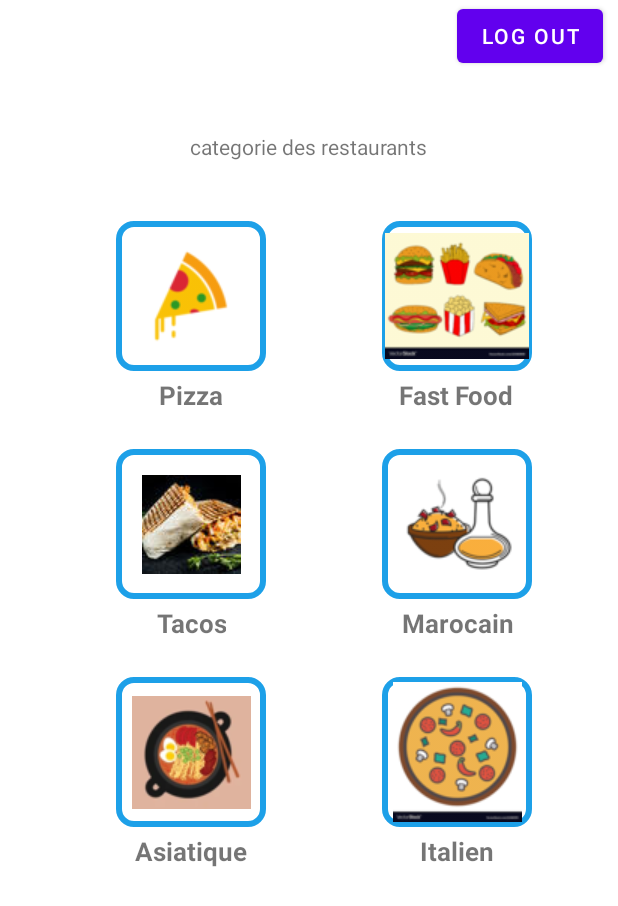
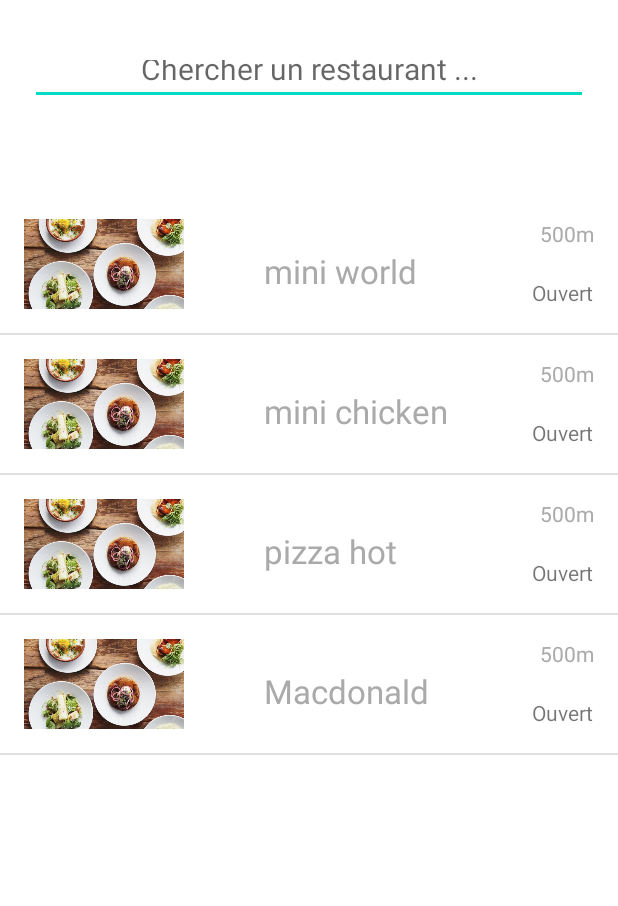
Before and after one commit to mourad244/RestaurantsForMe, an Android app: the SecondActivity screen opened directly, with no data from a screen before it, after a tap on "Pizza", on a phone screen of 412 x 824 dp. Shown: the top 906 px of the screen. Run offline under Robolectric (Android 15) with nearby library versions, the phone set to English and light mode, and no system bars; our stand-ins replace ButterKnife.

Commit message:
finalize the list of restaurants

```diff
--- a/app/src/main/AndroidManifest.xml
+++ b/app/src/main/AndroidManifest.xml
@@ -30,6 +30,7 @@
 
         <activity android:name=".SecondActivity"/>
         <activity android:name=".MapsActivity"/>
+        <activity android:name=".ThirdActivity"/>
         <activity
             android:name=".MainActivity">
             <intent-filter>
--- a/app/src/main/java/com/hfad/restaurantsforme/DatabaseHelper.java
+++ b/app/src/main/java/com/hfad/restaurantsforme/DatabaseHelper.java
@@ -53,14 +53,14 @@ public class DatabaseHelper extends SQLiteOpenHelper {
     // Categorie_food table create statement
     private static final String CREATE_TABLE_CATEGORIE_FOOD = "CREATE TABLE "+
             TABLE_CATEGORIE_FOOD + "("+
-            KEY_ID + " INTEGER PRIMARY KEY AUTOINCREMENT, "+
+            KEY_ID + " INTEGER PRIMARY KEY AUTOINCREMENT NOT NULL, "+
             KEY_NOM + " TEXT, " +
             KEY_IMAGE + " INTEGER"+")";
 
     // Restaurant table create statement
     private static final String CREATE_TABLE_RESTAURANT = "CREATE TABLE " +
             TABLE_RESTAURANT + "(" +
-            KEY_ID + " INTEGER PRIMARY KEY AUTOINCREMENT, " +
+            KEY_ID + " INTEGER PRIMARY KEY AUTOINCREMENT NOT NULL, " +
             KEY_NOM + " TEXT, " +
             KEY_IMAGE + " INTEGER, " +
             KEY_DESCRIPTION + " TEXT, "+
@@ -74,14 +74,14 @@ public class DatabaseHelper extends SQLiteOpenHelper {
     // Food_restaurant table create statement
     private static final String CREATE_TABLE_FOOD_RESTAURANT = "CREATE TABLE " +
             TABLE_FOOD_RESTAURANT + "(" +
-            KEY_ID + " INTEGER PRIMARY KEY AUTOINCREMENT, " +
+            KEY_ID + " INTEGER PRIMARY KEY AUTOINCREMENT NOT NULL, " +
             KEY_CATEGORIE_FOOD_ID + " INTEGER, " +
             KEY_RESTAURANT_ID + " INTEGER"+")";
 
     // Menu table create statement
     private static final String CREATE_TABLE_MENU = "CREATE TABLE " +
             TABLE_MENU + "(" +
-            KEY_ID + " INTEGER PRIMARY KEY AUTOINCREMENT, "+
+            KEY_ID + " INTEGER PRIMARY KEY AUTOINCREMENT NOT NULL, "+
             KEY_NOM + " TEXT, " +
             KEY_IMAGE + " INTEGER, "+
             KEY_DESCRIPTION + " TEXT, "+
@@ -139,16 +139,25 @@ public class DatabaseHelper extends SQLiteOpenHelper {
     get restaurant having of a categorie food
      */
 
-    public Restaurant getFoodRestaurants(long categorieFood_id){
+    public List<Restaurant> getFoodRestaurants(long categorieFood_id){
+        List<Restaurant> restaurants = new ArrayList<>();
         SQLiteDatabase db = this.getReadableDatabase();
-        String selectedQuery = "SELECT * FROM " + TABLE_FOOD_RESTAURANT + " WHERE " +
-                KEY_RESTAURANT_ID + " = " + categorieFood_id;
+        String selectedQuery =" SELECT * FROM " + TABLE_RESTAURANT + " INNER JOIN "
+                + TABLE_FOOD_RESTAURANT + " ON " + TABLE_RESTAURANT + "." + KEY_ID +
+                " = " + TABLE_FOOD_RESTAURANT + "." + KEY_RESTAURANT_ID + " AND " +
+                KEY_CATEGORIE_FOOD_ID + " = " + categorieFood_id;
+
+//        String selectedQuery = "SELECT * FROM " + TABLE_FOOD_RESTAURANT + " WHERE " +
+//                KEY_CATEGORIE_FOOD_ID + " = " + categorieFood_id;
+
         Log.e(LOG, selectedQuery);
+
         Cursor c = db.rawQuery(selectedQuery,null);
 
-        if(c != null)
-            c.moveToFirst();
 
+
+        if(c.moveToFirst()){
+            do{
                 Restaurant restaurant = new Restaurant();
                 restaurant.setId(c.getInt(c.getColumnIndex(KEY_ID)));
                 restaurant.setNom(c.getString(c.getColumnIndex(KEY_NOM)));
@@ -161,7 +170,13 @@ public class DatabaseHelper extends SQLiteOpenHelper {
                 restaurant.setLongitude(c.getString(c.getColumnIndex(KEY_LONGITUDE)));
                 restaurant.setLatitude(c.getString(c.getColumnIndex(KEY_LATITUDE)));
 
-        return restaurant;
+                // add to restaurants list
+                restaurants.add(restaurant);
+            } while (c.moveToNext());
+        }
+        c.close();
+        db.close();
+        return restaurants;
     }
 
     /*
@@ -211,7 +226,7 @@ public class DatabaseHelper extends SQLiteOpenHelper {
         for (long categorieFood_id : categorieFood_ids){
             createFoodRestaurant(categorieFood_id,restaurant_id);
         }
-
+        db.close();
         return restaurant_id;
     }
 
--- /dev/null
+++ b/app/src/main/java/com/hfad/restaurantsforme/RestaurantAdapter.java
@@ -0,0 +1,71 @@
+package com.hfad.restaurantsforme;
+
+import android.content.Context;
+import android.os.Build;
+import android.view.LayoutInflater;
+import android.view.View;
+import android.view.ViewGroup;
+import android.widget.ArrayAdapter;
+import android.widget.ImageView;
+import android.widget.TextView;
+
+import androidx.annotation.NonNull;
+import androidx.annotation.Nullable;
+
+import java.time.LocalTime;
+import java.util.Calendar;
+import java.util.List;
+
+public class RestaurantAdapter extends ArrayAdapter<Restaurant> {
+    private  Context mContext;
+    private int mResource;
+
+    public RestaurantAdapter(@NonNull Context context, int resource, @NonNull List<Restaurant> objects) {
+        super(context, resource, objects);
+
+        this.mContext=context;
+        this.mResource =resource;
+    }
+
+    @NonNull
+    @Override
+    public View getView(int position, @Nullable View convertView, @NonNull ViewGroup parent) {
+
+        LayoutInflater layoutInflater = (LayoutInflater) mContext.getSystemService(mContext.LAYOUT_INFLATER_SERVICE);
+        convertView=layoutInflater.inflate(R.layout.list_restaurant,parent,false);
+        ImageView image=  convertView.findViewById(R.id.image);
+        TextView nom =convertView.findViewById(R.id.nom);
+        TextView distance =convertView.findViewById(R.id.distance);
+        TextView status = convertView.findViewById(R.id.status);
+
+        image.setImageResource(getItem(position).getImage());
+        nom.setText(getItem(position).getNom());
+
+        // status (calculating hour)
+        Calendar now = Calendar.getInstance();
+        int hour = now.get(Calendar.HOUR_OF_DAY);
+        int min = now.get(Calendar.MINUTE);
+
+
+
+        String[] splitOuverture = getItem(position).getH_ouverture().split(":");
+        int h_ouverture = Integer.parseInt(splitOuverture[0]);
+
+
+        String[] splitFermeture = getItem(position).getH_fermeture().split(":");
+        int h_fermeture = Integer.parseInt(splitFermeture[0]);
+
+        if(hour > h_ouverture && hour < h_fermeture ){
+            status.setText("Ouvert");
+        }
+        else if( hour == h_ouverture) {
+            int m_ouverture = Integer.parseInt(splitOuverture[1]);
+            int m_fermeture = Integer.parseInt(splitFermeture[1]);
+            if (min > m_ouverture || min < m_fermeture)
+                status.setText("Ouvert");
+            else status.setText("Fermé");
+        } else status.setText("Fermé");
+
+        return convertView;
+    }
+}
--- a/app/src/main/java/com/hfad/restaurantsforme/SecondActivity.java
+++ b/app/src/main/java/com/hfad/restaurantsforme/SecondActivity.java
@@ -4,6 +4,7 @@ import androidx.appcompat.app.AppCompatActivity;
 import android.content.Intent;
 import android.content.SharedPreferences;
 import android.os.Bundle;
+import android.os.Parcelable;
 import android.util.Log;
 import android.view.View;
 import android.widget.AdapterView;
@@ -49,7 +50,7 @@ public class SecondActivity extends AppCompatActivity {
         }
 
 
-        Log.d("Categorie count","Categorie Count: " + db.getAllCategorieFoods().size());
+//        Log.d("Categorie count","Categorie Count: " + db.getAllCategorieFoods().size());
 
         categorieFoodList = db.getAllCategorieFoods();
         GridView gridView = (GridView) findViewById(R.id.gvFood);
@@ -61,9 +62,11 @@ public class SecondActivity extends AppCompatActivity {
             @Override
             public void onItemClick(AdapterView<?> parent, View view, int position, long id) {
                 GridView gridView2 = (GridView) findViewById(R.id.gvFood);
-                gridView2.
+
+
                 Intent intent2 = new Intent(SecondActivity.this,ThirdActivity.class);
-                intent2.putExtra("food_categorie",)
+                int categorieFood_id = categorieFoodList.get(position).getId();
+                intent2.putExtra("foodCategorie_id",categorieFood_id);
                 startActivity(intent2);
             }
         });
--- a/app/src/main/java/com/hfad/restaurantsforme/ThirdActivity.java
+++ b/app/src/main/java/com/hfad/restaurantsforme/ThirdActivity.java
@@ -3,7 +3,11 @@ package com.hfad.restaurantsforme;
 import android.app.Activity;
 import android.content.Intent;
 import android.os.Bundle;
+import android.util.Log;
 import android.widget.ListView;
+
+import java.util.ArrayList;
+import java.util.List;
 
 import butterknife.BindView;
 import butterknife.ButterKnife;
@@ -30,33 +34,46 @@ public class ThirdActivity extends Activity {
         if(db.getAllRestaurants().isEmpty()){
             // Create restaurant
             Restaurant restaurant1 = new Restaurant("mini world",R.drawable.icon_restau,
-                    "commander votre plat","09:00","22:00",
+                    "1","09:00","21:00",
                     "0514251435",R.drawable.qr_code_ex,"34.76876",
                     "-6.6876870");
 
-            Restaurant restaurant2 = new Restaurant("mini chiken",R.drawable.icon_restau,
-                    "commander","09:00","22:00",
+            Restaurant restaurant2 = new Restaurant("mini chicken",R.drawable.icon_restau,
+                    "2","09:00","23:00",
                     "0514951435",R.drawable.qr_code_ex,"34.7667",
                     "-6.6876345");
             Restaurant restaurant3 = new Restaurant("pizza hot",R.drawable.icon_restau,
-                    "commander votre plat","09:00","22:00",
+                    "3","09:00","22:00",
+                    "0515671435",R.drawable.qr_code_ex,"34.23876",
+                    "-6.6686870");
+            Restaurant restaurant4 = new Restaurant("Macdonald",R.drawable.icon_restau,
+                    "4","07:00","23:00",
                     "0515671435",R.drawable.qr_code_ex,"34.23876",
                     "-6.6686870");
 
-            long[] food_restaurant1 = {1,3};
-            long[] food_restaurant2 = {2,4};
-            long[] food_restaurant3 = {1,5};
+            long[] food_restaurant1 = {1,2,3,4,5,6};
+            long[] food_restaurant2 = {1,4,5,6};
+            long[] food_restaurant3 = {1,2,3};
+
 
             db.createRestaurant(restaurant1,food_restaurant1);
             db.createRestaurant(restaurant2,food_restaurant2);
             db.createRestaurant(restaurant3,food_restaurant3);
+            db.createRestaurant(restaurant4,food_restaurant1);
+
+            Log.d("restaurant count","Restaurants Count: " + db.getAllRestaurants().size());
+            db.close();
         }
 
+
         Intent intent = getIntent();
+        int id = intent.getIntExtra("foodCategorie_id",1);
 
-        int number = intent.getIntExtra("")
+        db = new DatabaseHelper(getApplicationContext());
 
-        db.getFoodRestaurants()
-
+        List <Restaurant> restaurants ;
+        restaurants = db.getFoodRestaurants(id);
+        RestaurantAdapter restaurantAdapter = new RestaurantAdapter(this,R.layout.list_restaurant,restaurants);
+        listView.setAdapter(restaurantAdapter);
     }
 }
--- a/app/src/main/res/layout/activity_third.xml
+++ b/app/src/main/res/layout/activity_third.xml
@@ -7,9 +7,7 @@
     android:orientation="vertical"
     tools:context=".SecondActivity">
 
-
-
-    <EditText android:id="@+id/Transactions"
+    <EditText android:id="@+id/search"
         android:layout_width="match_parent"
         android:layout_height="40dp"
         android:gravity="center"
@@ -19,6 +17,7 @@
         android:layout_marginRight="20dp"
         android:layout_marginLeft="20dp"
         android:textColor="@android:color/black"
+        android:hint="Chercher un restaurant ..."
         android:autofillHints="search" />
 
     <ListView android:id="@+id/listView"
--- a/app/src/main/res/layout/list_restaurant.xml
+++ b/app/src/main/res/layout/list_restaurant.xml
@@ -8,8 +8,9 @@
 
     <ImageView
         android:id="@+id/image"
+        android:scaleType="fitStart"
         android:layout_width="150dp"
-        android:layout_height="60dp"/>
+        android:layout_height="60dp" />
 
     <TextView
         android:id="@+id/nom"
@@ -19,6 +20,7 @@
         android:layout_width="wrap_content"
         android:layout_height="wrap_content"
         android:textColor="@android:color/darker_gray"
+        android:textSize="22sp"
         android:text="Restaurant" />
 
     <TextView android:id="@+id/distance"
```
Lines whose indentation alone changed are shown as unchanged.
